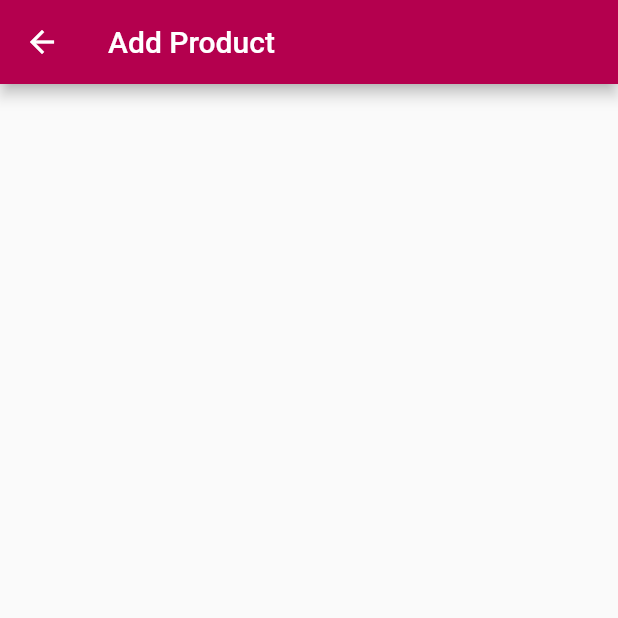
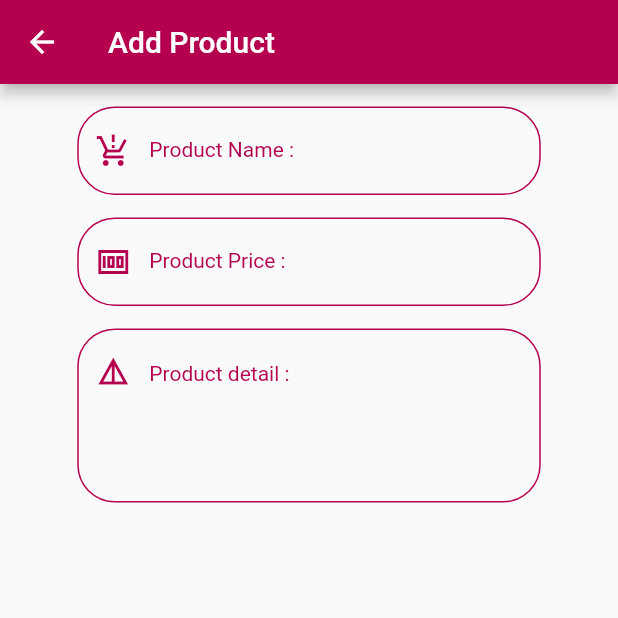
Before and after one commit to Wintech-thekop/PichiiMall, a Flutter app: the AddProduct screen opened by its route, on a phone screen of 412 x 824 dp, the top half of it. Run offline on Flutter 3.47's test engine with Material 2 defaults, Android fonts, the phone set to English and light mode, and no system bars; our stand-ins replace dio, geolocator, google_maps_flutter, image_picker, shared_preferences; accounts and stored records are empty.

Commit message:
EP32 การสร้าง TextFormField แบบ หลายๆ บรรทัด

```diff
--- a/lib/state/add_product.dart
+++ b/lib/state/add_product.dart
@@ -1,7 +1,11 @@
+// ignore_for_file: prefer_const_constructors
+
 import 'package:flutter/material.dart';
+import 'package:flutter/rendering.dart';
+import 'package:pichiimall/utility/my_constant.dart';
 
 class AddProduct extends StatefulWidget {
-  const AddProduct({ Key? key }) : super(key: key);
+  const AddProduct({Key? key}) : super(key: key);
 
   @override
   _AddProductState createState() => _AddProductState();
@@ -11,7 +15,116 @@ class _AddProductState extends State<AddProduct> {
   @override
   Widget build(BuildContext context) {
     return Scaffold(
-      appBar: AppBar(title: Text('Add Product'),),
+      appBar: AppBar(
+        title: Text('Add Product'),
+      ),
+      body: LayoutBuilder(
+        builder: (context, constraints) => GestureDetector(
+          onTap: () => FocusScope.of(context).requestFocus(FocusNode()),
+          behavior: HitTestBehavior.opaque,
+          child: Center(
+            child: Column(
+              children: [
+                buildProductName(constraints),
+                buildProductPrice(constraints),
+                buildProductDetail(constraints),
+              ],
+            ),
+          ),
+        ),
+      ),
+    );
+  }
+
+  Widget buildProductDetail(BoxConstraints constraints) {
+    return Container(
+      width: constraints.maxWidth * 0.75,
+      margin: EdgeInsets.only(top: 15),
+      child: TextFormField(
+        maxLines: 4,
+        decoration: InputDecoration(
+          hintText: 'Product detail :',
+          hintStyle: MyConstant().h3Style(),
+          prefixIcon: Padding(
+            padding: const EdgeInsets.fromLTRB(0, 0, 0, 60),
+            child: Icon(
+              Icons.details_sharp,
+              color: MyConstant.dark,
+            ),
+          ),
+          enabledBorder: OutlineInputBorder(
+            borderSide: BorderSide(color: MyConstant.dark),
+            borderRadius: BorderRadius.circular(25),
+          ),
+          focusedBorder: OutlineInputBorder(
+            borderSide: BorderSide(color: MyConstant.light),
+            borderRadius: BorderRadius.circular(25),
+          ),
+          errorBorder: OutlineInputBorder(
+            borderSide: BorderSide(color: Colors.red),
+            borderRadius: BorderRadius.circular(25),
+          ),
+        ),
+      ),
+    );
+  }
+
+  Widget buildProductPrice(BoxConstraints constraints) {
+    return Container(
+      width: constraints.maxWidth * 0.75,
+      margin: EdgeInsets.only(top: 15),
+      child: TextFormField(
+        keyboardType: TextInputType.number,
+        decoration: InputDecoration(
+          labelText: 'Product Price :',
+          labelStyle: MyConstant().h3Style(),
+          prefixIcon: Icon(
+            Icons.money_sharp,
+            color: MyConstant.dark,
+          ),
+          enabledBorder: OutlineInputBorder(
+            borderSide: BorderSide(color: MyConstant.dark),
+            borderRadius: BorderRadius.circular(25),
+          ),
+          focusedBorder: OutlineInputBorder(
+            borderSide: BorderSide(color: MyConstant.light),
+            borderRadius: BorderRadius.circular(25),
+          ),
+          errorBorder: OutlineInputBorder(
+            borderSide: BorderSide(color: Colors.red),
+            borderRadius: BorderRadius.circular(25),
+          ),
+        ),
+      ),
+    );
+  }
+
+  Widget buildProductName(BoxConstraints constraints) {
+    return Container(
+      width: constraints.maxWidth * 0.75,
+      margin: EdgeInsets.only(top: 15),
+      child: TextFormField(
+        decoration: InputDecoration(
+          labelText: 'Product Name :',
+          labelStyle: MyConstant().h3Style(),
+          prefixIcon: Icon(
+            Icons.production_quantity_limits_sharp,
+            color: MyConstant.dark,
+          ),
+          enabledBorder: OutlineInputBorder(
+            borderSide: BorderSide(color: MyConstant.dark),
+            borderRadius: BorderRadius.circular(25),
+          ),
+          focusedBorder: OutlineInputBorder(
+            borderSide: BorderSide(color: MyConstant.light),
+            borderRadius: BorderRadius.circular(25),
+          ),
+          errorBorder: OutlineInputBorder(
+            borderSide: BorderSide(color: Colors.red),
+            borderRadius: BorderRadius.circular(25),
+          ),
+        ),
+      ),
     );
   }
 }
--- a/lib/state/authen.dart
+++ b/lib/state/authen.dart
@@ -1,3 +1,5 @@
+// ignore_for_file: prefer_const_constructors
+
 import 'dart:convert';
 
 import 'package:dio/dio.dart';
```
